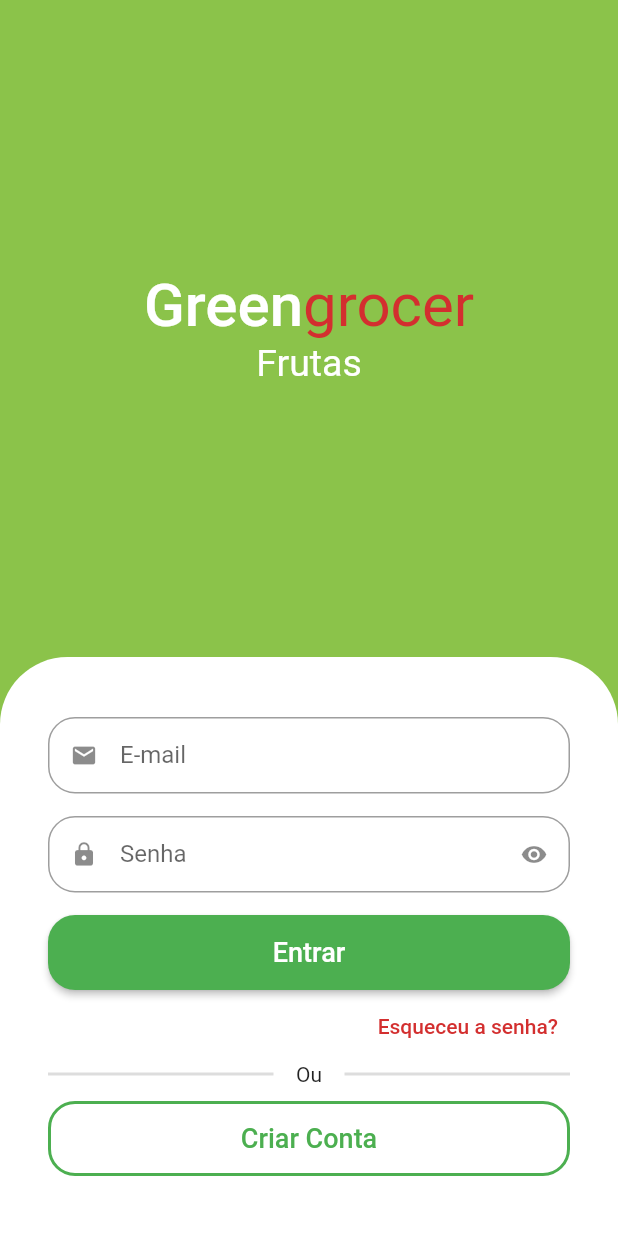
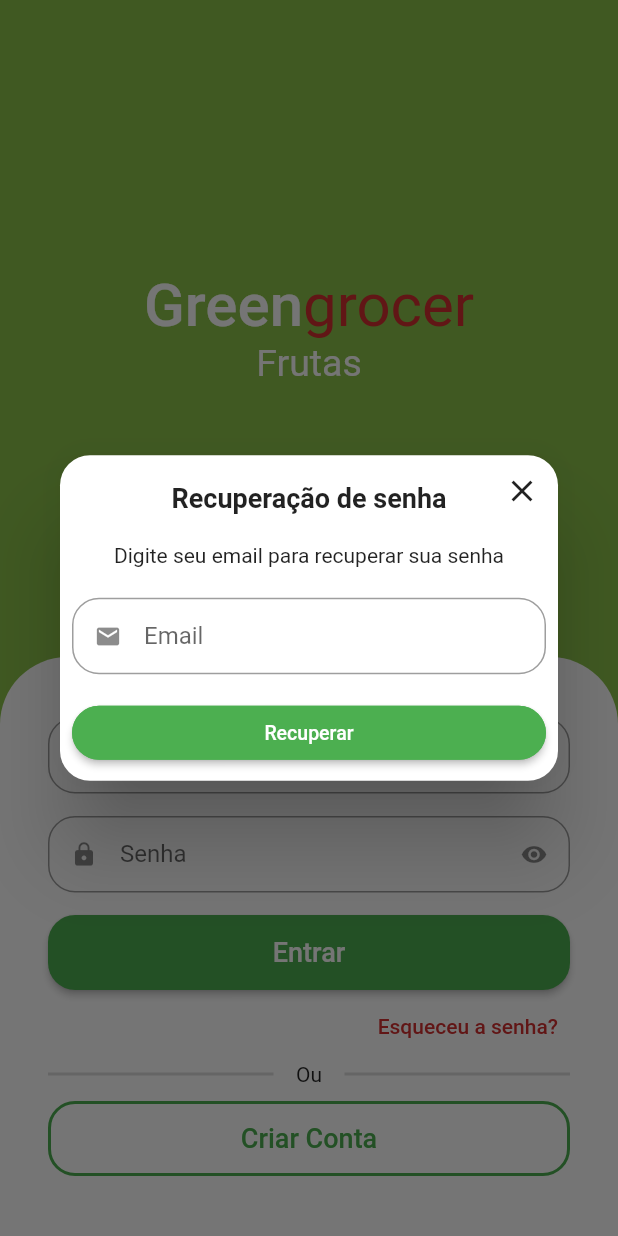
Before and after one commit to estevaosoaresxd/greengrocer, a Flutter app: the SignInScreen screen opened by its route, after a tap on "Esqueceu a senha?", on a phone screen of 412 x 824 dp. Run offline on Flutter 3.47's test engine with Material 2 defaults, Android fonts, the phone set to English and light mode, and no system bars; drawn by our look-alikes of animated_text_kit; our stand-ins replace badges, dio, flutter_secure_storage, fluttertoast, freezed_annotation, get and 3 more; missing offline and left inert: add_to_cart_animation; accounts and stored records are empty.

Commit message:
changes: greengrocer

```diff
--- a/lib/src/constants/endpoints.dart
+++ b/lib/src/constants/endpoints.dart
@@ -4,4 +4,5 @@ abstract class EndPoints {
   static const String signIn = '$baseUrl/login';
   static const String signUp = '$baseUrl/signup';
   static const String validateToken = '$baseUrl/validate-token';
+  static const String resetPassword = '$baseUrl/reset-password';
 }
--- a/lib/src/pages/auth/controller/auth_controlller.dart
+++ b/lib/src/pages/auth/controller/auth_controlller.dart
@@ -52,7 +52,10 @@ class AuthController extends GetxController {
 
   void saveTokenAndProceedToBase() async {
     await utilsServices.saveLocalData(
-        key: StorageKeys.token, data: user.token!);
+      key: StorageKeys.token,
+      data: user.token!,
+    );
+
     Get.offAllNamed(PagesRoutes.baseRoute);
   }
 
@@ -91,4 +94,8 @@ class AuthController extends GetxController {
       );
     });
   }
+
+  Future<void> resetPassword({required String email}) async {
+    await authRepository.signUp(user: user);
+  }
 }
--- a/lib/src/pages/auth/repository/auth_repository.dart
+++ b/lib/src/pages/auth/repository/auth_repository.dart
@@ -58,4 +58,12 @@ class AuthRepository {
 
     return handleUserOrError(result);
   }
+
+  Future<void> resetPassword({required String email}) async {
+    await httpManager.request(
+      url: EndPoints.resetPassword,
+      method: HttpMethods.post,
+      body: {"email": email},
+    );
+  }
 }
--- /dev/null
+++ b/lib/src/pages/auth/view/components/forgot_password_dialog.dart
@@ -0,0 +1,113 @@
+import 'package:flutter/material.dart';
+import 'package:get/get.dart';
+
+// CONTROLLER
+import 'package:greengrocer/src/pages/auth/controller/auth_controlller.dart';
+
+// WIDGET
+import 'package:greengrocer/src/pages/widgets/custom_text_field.dart';
+
+// VALIDATORS
+import 'package:greengrocer/src/services/validators.dart';
+
+class ForgotPasswordDialog extends StatelessWidget {
+  final emailController = TextEditingController();
+
+  ForgotPasswordDialog({
+    required String email,
+    Key? key,
+  }) : super(key: key) {
+    emailController.text = email;
+  }
+
+  final _formFieldkey = GlobalKey<FormFieldState>();
+  final authController = Get.find<AuthController>();
+
+  @override
+  Widget build(BuildContext context) {
+    return Dialog(
+      shape: RoundedRectangleBorder(
+        borderRadius: BorderRadius.circular(20),
+      ),
+      child: Stack(
+        alignment: Alignment.center,
+        children: [
+          // Conteúdo
+          Padding(
+            padding: const EdgeInsets.all(8.0),
+            child: Column(
+              crossAxisAlignment: CrossAxisAlignment.stretch,
+              mainAxisSize: MainAxisSize.min,
+              children: [
+                const Padding(
+                  padding: EdgeInsets.symmetric(vertical: 10),
+                  child: Text(
+                    'Recuperação de senha',
+                    textAlign: TextAlign.center,
+                    style: TextStyle(
+                      fontWeight: FontWeight.bold,
+                      fontSize: 18,
+                    ),
+                  ),
+                ),
+                const Padding(
+                  padding: EdgeInsets.only(
+                    top: 10,
+                    bottom: 20,
+                  ),
+                  child: Text(
+                    'Digite seu email para recuperar sua senha',
+                    textAlign: TextAlign.center,
+                    style: TextStyle(),
+                  ),
+                ),
+                CustomTextField(
+                  controller: emailController,
+                  icon: Icons.email,
+                  labelText: 'Email',
+                  validator: emailValidator,
+                  formFieldKey: _formFieldkey,
+                ),
+                ElevatedButton(
+                  style: ElevatedButton.styleFrom(
+                    shape: RoundedRectangleBorder(
+                      borderRadius: BorderRadius.circular(20),
+                    ),
+                    side: const BorderSide(
+                      width: 2,
+                      color: Colors.green,
+                    ),
+                  ),
+                  onPressed: () {
+                    if (_formFieldkey.currentState!.validate()) {
+                      authController.resetPassword(email: emailController.text);
+                      Get.back(result: true);
+                    }
+                  },
+                  child: const Text(
+                    'Recuperar',
+                    style: TextStyle(
+                      fontSize: 13,
+                    ),
+                  ),
+                ),
+              ],
+            ),
+          ),
+
+          // Botão para fechar
+          Positioned(
+            top: 0,
+            right: 0,
+            child: IconButton(
+              onPressed: () {
+                Navigator.of(context).pop();
+              },
+              icon: const Icon(Icons.close),
+            ),
+          ),
+        ],
+      ),
+    );
+  }
+}
--- a/lib/src/pages/auth/view/sign_in_screen.dart
+++ b/lib/src/pages/auth/view/sign_in_screen.dart
@@ -1,5 +1,6 @@
 import 'package:flutter/material.dart';
 import 'package:greengrocer/src/pages/auth/controller/auth_controlller.dart';
+import 'package:greengrocer/src/pages/auth/view/components/forgot_password_dialog.dart';
 
 // COMPONENTS
 import 'package:greengrocer/src/pages/widgets/custom_text_field.dart';
@@ -16,6 +17,7 @@ import 'package:animated_text_kit/animated_text_kit.dart';
 
 // WIDGET
 import 'package:greengrocer/src/pages/widgets/app_name_widget.dart';
+import 'package:greengrocer/src/services/utils_services.dart';
 import 'package:greengrocer/src/services/validators.dart';
 
 class SignInScreen extends StatefulWidget {
@@ -30,6 +32,25 @@ class _SignInScreenState extends State<SignInScreen> {
 
   final emailController = TextEditingController();
   final passwordController = TextEditingController();
+
+  final utilsServices = UtilsServices();
+
+  Future<void> showDialogAlert() async {
+    await showDialog(
+      context: context,
+      builder: (_) => ForgotPasswordDialog(
+        email: emailController.text,
+      ),
+    ).then(
+      (value) {
+        if (value ?? false) {
+          utilsServices.showToast(
+            message: "Um link de recuperação foi enviado para o seu e-mail !",
+          );
+        }
+      },
+    );
+  }
 
   @override
   Widget build(BuildContext context) {
@@ -147,7 +168,7 @@ class _SignInScreenState extends State<SignInScreen> {
                       Align(
                         alignment: Alignment.centerRight,
                         child: TextButton(
-                          onPressed: () {},
+                          onPressed: () async => await showDialogAlert(),
                           child: Text(
                             "Esqueceu a senha?",
                             style: TextStyle(
--- a/lib/src/pages/widgets/custom_text_field.dart
+++ b/lib/src/pages/widgets/custom_text_field.dart
@@ -12,6 +12,7 @@ class CustomTextField extends StatefulWidget {
   final TextEditingController? controller;
   final TextInputType? inputType;
   final Function(String?)? onSaved;
+  final GlobalKey<FormFieldState>? formFieldKey;
 
   const CustomTextField({
     Key? key,
@@ -25,6 +26,7 @@ class CustomTextField extends StatefulWidget {
     this.controller,
     this.inputType,
     this.onSaved,
+    this.formFieldKey,
   }) : super(key: key);
 
   @override
@@ -46,6 +48,7 @@ class _CustomTextFieldState extends State<CustomTextField> {
     return Padding(
       padding: const EdgeInsets.only(bottom: 15),
       child: TextFormField(
+        key: widget.formFieldKey,
         inputFormatters: widget.inputFormatters,
         obscureText: isObscure,
         readOnly: widget.readOnly,
```
